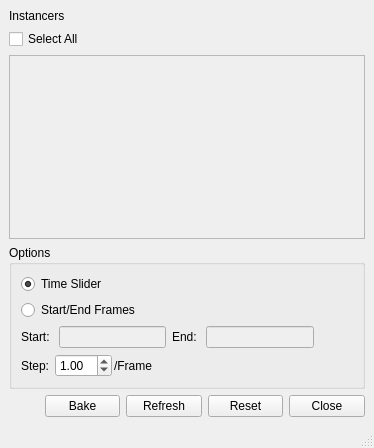
This is ui/window.ui in iceanimations/bakeInstancer as Qt 5 draws it before an edit. The edited form follows.
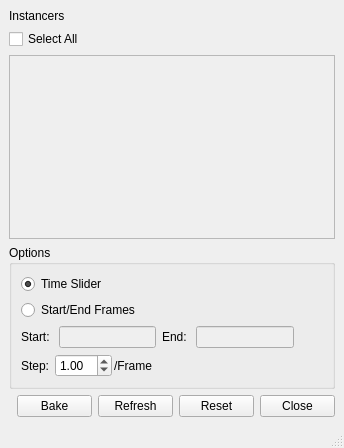
This is the edited form.

Commit message: condition added if the startFrame is greater or equal to endFrame

```diff
--- a/ui/window.ui
+++ b/ui/window.ui
@@ -6,7 +6,7 @@
    <rect>
     <x>0</x>
     <y>0</y>
-    <width>374</width>
+    <width>344</width>
     <height>448</height>
    </rect>
   </property>
@@ -48,7 +48,7 @@
         <rect>
          <x>0</x>
          <y>0</y>
-         <width>354</width>
+         <width>324</width>
          <height>179</height>
         </rect>
        </property>
```
Left out of the diff: 2 changed lines with no effect on the pictures. The commit also changes 2 other files.
